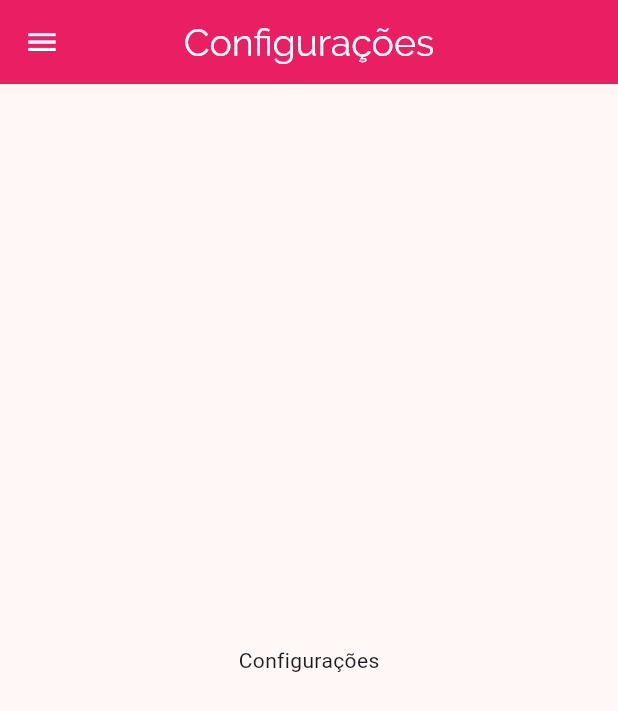
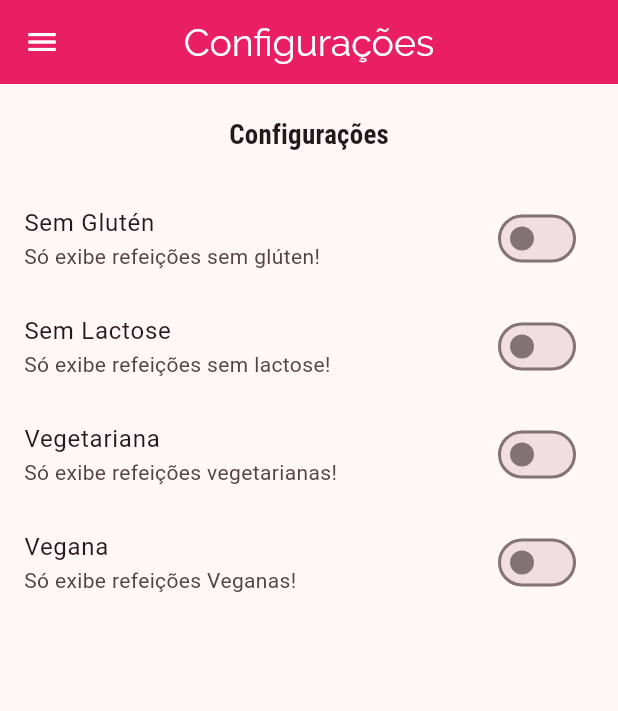
Before and after one commit to cleitonaraujo89/meals, a Flutter app: the SettingsScreen screen opened by its route, on a phone screen of 412 x 824 dp. Shown: the top 711 px of the screen. Run offline on Flutter 3.47's test engine with Material 3 defaults, Android fonts, the phone set to English and light mode, and no system bars.

Commit message:
Switches do Settings

```diff
--- /dev/null
+++ b/lib/models/settings.dart
@@ -0,0 +1,13 @@
+class Settings {
+  bool isGlutenFree;
+  bool isLactoseFree;
+  bool isVegetarian;
+  bool isVegan;
+
+  Settings({
+    this.isGlutenFree = false,
+    this.isLactoseFree = false,
+    this.isVegetarian = false,
+    this.isVegan = false,
+  });
+}
--- a/lib/screens/settings_screen.dart
+++ b/lib/screens/settings_screen.dart
@@ -1,9 +1,31 @@
 // ignore_for_file: prefer_const_constructors
 import '../components/main_drawer.dart';
 import 'package:flutter/material.dart';
+import '../models/settings.dart';
 
-class SettingsScreen extends StatelessWidget {
+class SettingsScreen extends StatefulWidget {
   const SettingsScreen({super.key});
+
+  @override
+  State<SettingsScreen> createState() => _SettingsScreenState();
+}
+
+class _SettingsScreenState extends State<SettingsScreen> {
+  var settings = Settings();
+
+  Widget _createSwitch({
+    required String title,
+    required String subtitle,
+    required bool value,
+    required ValueChanged<bool> onChanged,
+  }) {
+    return SwitchListTile(
+      title: Text(title),
+      subtitle: Text(subtitle),
+      value: value,
+      onChanged: onChanged,
+    );
+  }
 
   @override
   Widget build(BuildContext context) {
@@ -12,8 +34,57 @@ class SettingsScreen extends StatelessWidget {
         title: Text('Configurações'),
       ),
       drawer: MainDrawer(),
-      body: Center(
-        child: Text("Configurações"),
+      body: Column(
+        children: [
+          Container(
+            padding: EdgeInsets.all(20),
+            child: Text(
+              'Configurações',
+              style: Theme.of(context).textTheme.titleMedium,
+            ),
+          ),
+          Expanded(
+              child: ListView(
+            children: [
+              _createSwitch(
+                title: 'Sem Glutén',
+                subtitle: 'Só exibe refeições sem glúten!',
+                value: settings.isGlutenFree, // valor inicial
+                //quando clicado altera e chama o setState
+                onChanged: (value) => setState(
+                  () => settings.isGlutenFree = value,
+                ),
+              ),
+              _createSwitch(
+                title: 'Sem Lactose',
+                subtitle: 'Só exibe refeições sem lactose!',
+                value: settings.isLactoseFree, // valor inicial
+                //quando clicado altera e chama o setState
+                onChanged: (value) => setState(
+                  () => settings.isLactoseFree = value,
+                ),
+              ),
+              _createSwitch(
+                title: 'Vegetariana',
+                subtitle: 'Só exibe refeições vegetarianas!',
+                value: settings.isVegetarian, // valor inicial
+                //quando clicado altera e chama o setState
+                onChanged: (value) => setState(
+                  () => settings.isVegetarian = value,
+                ),
+              ),
+              _createSwitch(
+                title: 'Vegana',
+                subtitle: 'Só exibe refeições Veganas!',
+                value: settings.isVegan, // valor inicial
+                //quando clicado altera e chama o setState
+                onChanged: (value) => setState(
+                  () => settings.isVegan = value,
+                ),
+              ),
+            ],
+          ))
+        ],
       ),
     );
   }
```
